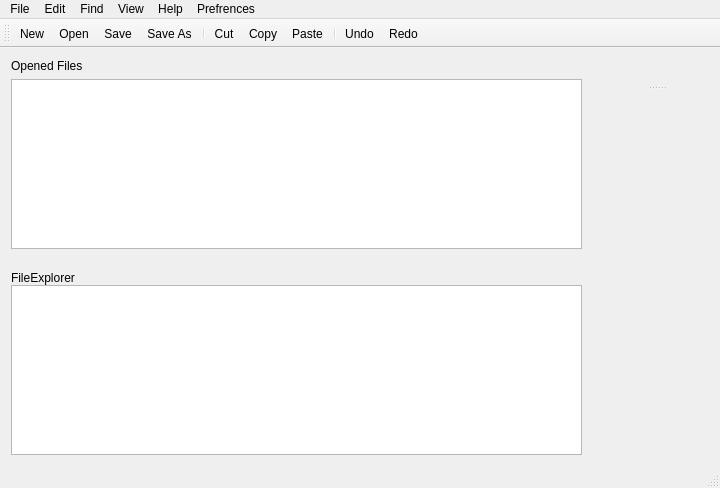
Old version of the form src/mainwindow.ui in the repository kum8r/SimpleCodeEditor.
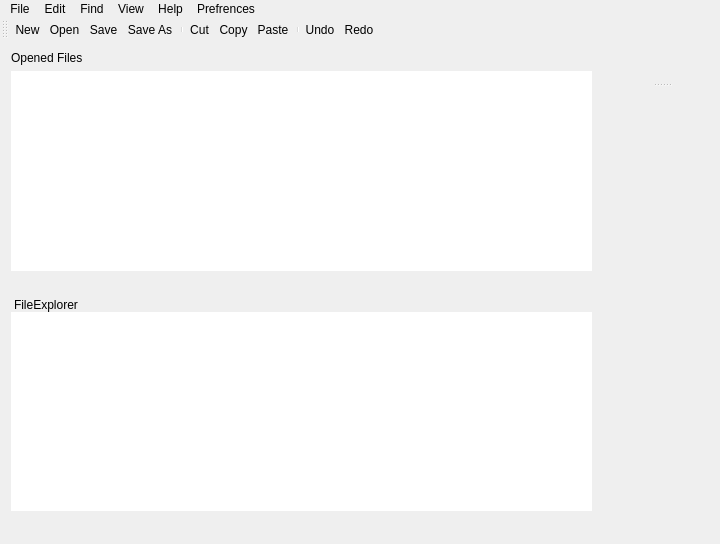
New version of the form. Icons and pictures are not drawn.

Diff of the .ui file:
```diff
--- a/src/mainwindow.ui
+++ b/src/mainwindow.ui
@@ -7,12 +7,19 @@
     <x>0</x>
     <y>0</y>
     <width>720</width>
-    <height>488</height>
+    <height>544</height>
    </rect>
   </property>
   <property name="windowTitle">
    <string>SimpleCodeEditor</string>
   </property>
+  <property name="windowIcon">
+   <iconset resource="../res.qrc">
+    <normaloff>:/icons/src/icons/SimpleCodeEditor.png</normaloff>:/icons/src/icons/SimpleCodeEditor.png</iconset>
+  </property>
+  <property name="styleSheet">
+   <string notr="true">border:0;</string>
+  </property>
   <widget class="QWidget" name="centralWidget">
    <layout class="QGridLayout" name="gridLayout">
     <property name="leftMargin">
@@ -45,6 +52,15 @@
        <number>0</number>
       </property>
       <widget class="QSplitter" name="splitter">
+       <property name="sizePolicy">
+        <sizepolicy hsizetype="Minimum" vsizetype="Minimum">
+         <horstretch>0</horstretch>
+         <verstretch>0</verstretch>
+        </sizepolicy>
+       </property>
+       <property name="styleSheet">
+        <string notr="true"/>
+       </property>
        <property name="orientation">
         <enum>Qt::Vertical</enum>
        </property>
@@ -61,6 +77,11 @@
              <verstretch>0</verstretch>
             </sizepolicy>
            </property>
+           <property name="styleSheet">
+            <string notr="true">
+ text-transform: uppercase;
+</string>
+           </property>
            <property name="text">
             <string>Opened Files</string>
            </property>
@@ -94,6 +115,11 @@
              <verstretch>0</verstretch>
             </sizepolicy>
            </property>
+           <property name="styleSheet">
+            <string notr="true">text-transform: uppercase;
+padding-top:5px;
+</string>
+           </property>
            <property name="text">
             <string>FileExplorer</string>
            </property>
@@ -108,7 +134,15 @@
             </sizepolicy>
            </property>
            <property name="styleSheet">
-            <string notr="true"/>
+            <string notr="true">QTreeView::item:selected 
+{
+	background-color: white;
+	color: rgb(255, 255, 255);
+}
+</string>
+           </property>
+           <property name="verticalScrollBarPolicy">
+            <enum>Qt::ScrollBarAsNeeded</enum>
            </property>
           </widget>
          </item>
@@ -120,8 +154,14 @@
         <enum>Qt::Vertical</enum>
        </property>
        <widget class="QTabWidget" name="tabWidget">
+        <property name="styleSheet">
+         <string notr="true"/>
+        </property>
         <property name="tabShape">
-         <enum>QTabWidget::Triangular</enum>
+         <enum>QTabWidget::Rounded</enum>
+        </property>
+        <property name="usesScrollButtons">
+         <bool>true</bool>
         </property>
         <property name="documentMode">
          <bool>true</bool>
@@ -300,6 +340,12 @@
    <addaction name="menuPrefrences"/>
   </widget>
   <widget class="QToolBar" name="mainToolBar">
+   <property name="enabled">
+    <bool>true</bool>
+   </property>
+   <property name="styleSheet">
+    <string notr="true"/>
+   </property>
    <attribute name="toolBarArea">
     <enum>TopToolBarArea</enum>
    </attribute>
```
Left out of the diff: 12 changed lines with no effect on the pictures.
